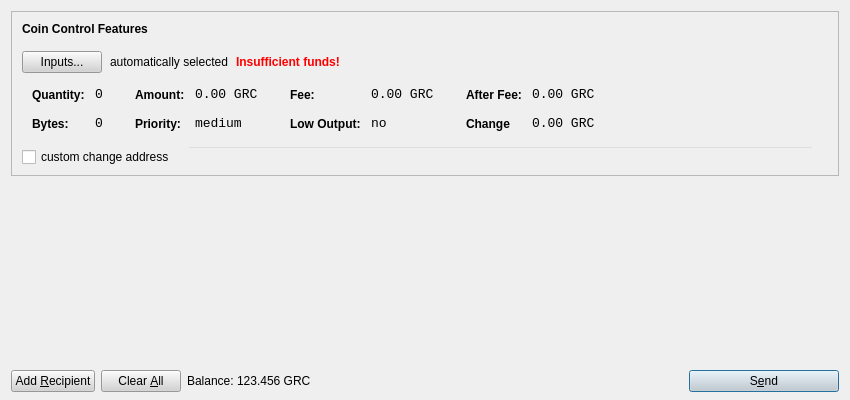
Before: the Qt Designer form src/qt/forms/sendcoinsdialog.ui in gridcoin-community/Gridcoin-Research, drawn with Qt 5.
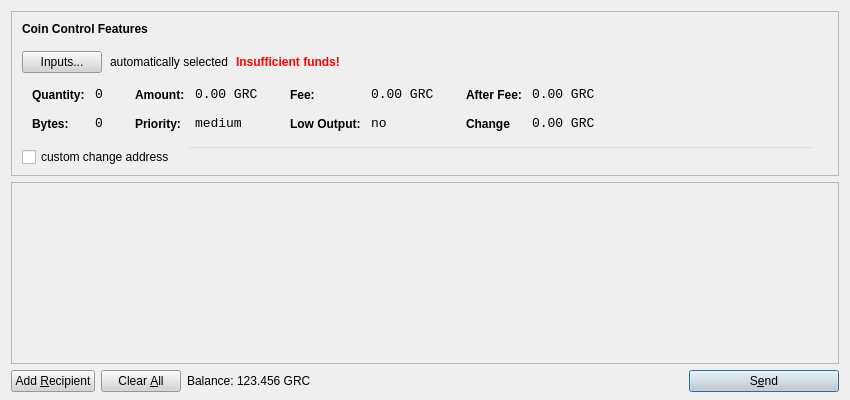
After: the same form once the commit is applied. Icons and pictures are not drawn.

Commit message:
Switch back to using a background image for the scroll view.
This fixes the issue with black widgets in the Send Coins dialog.

The edit to the form file:
```diff
--- a/src/qt/forms/sendcoinsdialog.ui
+++ b/src/qt/forms/sendcoinsdialog.ui
@@ -634,7 +634,7 @@
    <item>
     <widget class="QScrollArea" name="scrollArea">
      <property name="styleSheet">
-      <string notr="true"> background: transparent;</string>
+      <string notr="true">background-image: url(:/images/bkg);</string>
      </property>
      <property name="widgetResizable">
       <bool>true</bool>
```
